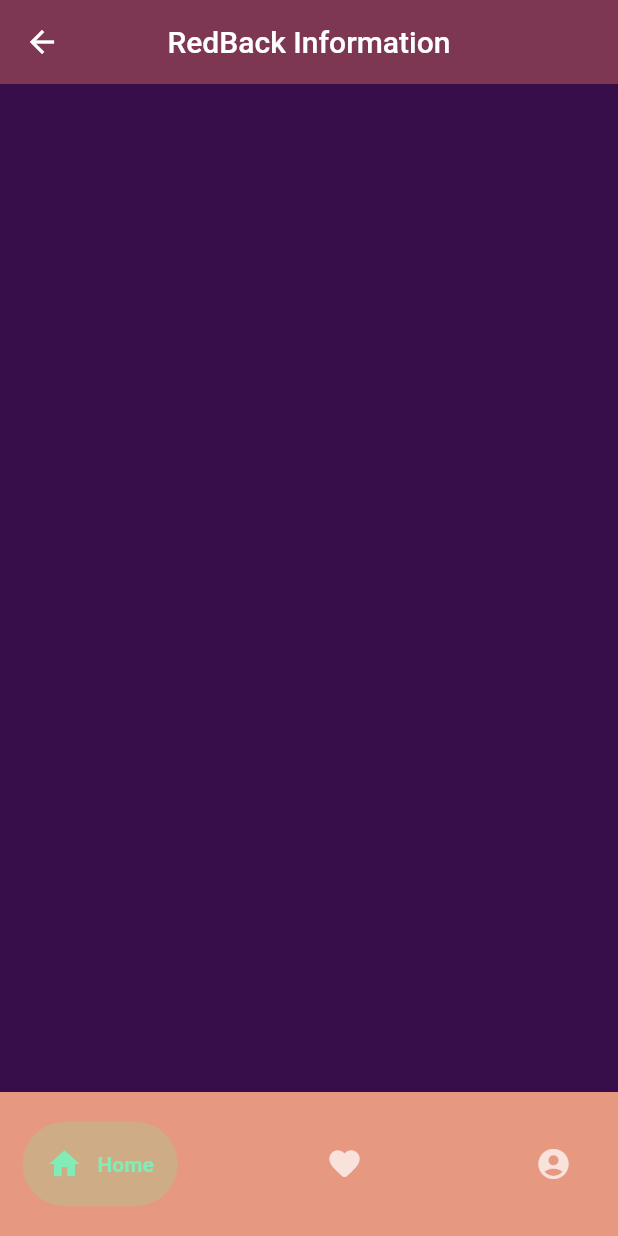
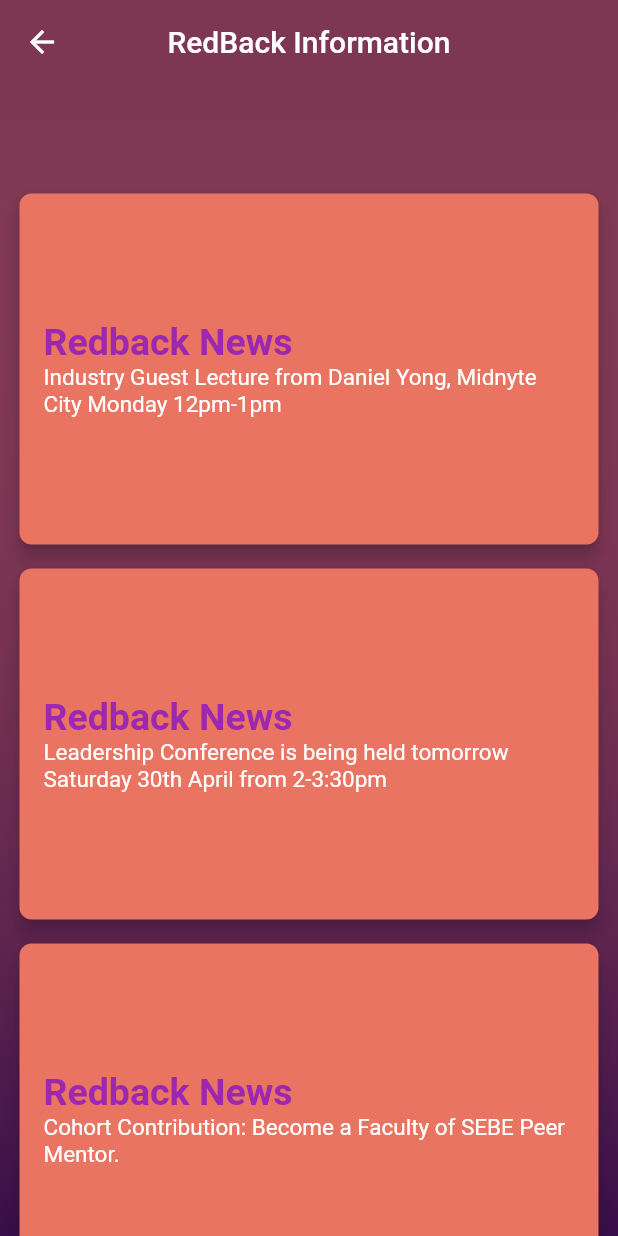
Before and after one commit to therock297/app-frontend, a Flutter app: the InformationPage screen opened directly, on a phone screen of 412 x 824 dp. Run offline on Flutter 3.47's test engine with Material 2 defaults, Android fonts, the phone set to English and light mode, and no system bars; drawn by our look-alikes of google_nav_bar; our stand-ins replace firebase_auth, fl_chart, flutter_dotenv, fluttertoast, shared_preferences; missing offline and left inert: flutter_circular_slider, mqtt_client, qr_code_scanner, sign_button, wheel_slider; accounts and stored records are empty.

Commit message:
created a draft of the news page

```diff
--- a/lib/Home/home_page.dart
+++ b/lib/Home/home_page.dart
@@ -89,7 +89,7 @@ class HomePageState extends State<HomePage> {
         backgroundColor: const Color.fromARGB(255, 104, 75, 182),
         elevation: 0,
         centerTitle: true,
-        title: const Text('R E D B A C Kr'),
+        title: const Text('R E D B A C K'),
       ),
       body: Center(
         // show Future<String> text for username, only shows when username data has been obtained
--- a/lib/Registration/log_in.dart
+++ b/lib/Registration/log_in.dart
@@ -4,6 +4,7 @@ import 'dart:convert';
 
 //import 'dart:ffi';
 //import 'dart:js_util';
+import 'package:firebase_auth/firebase_auth.dart';
 import 'package:flutter/foundation.dart';
 import 'package:flutter/material.dart';
 import 'package:fluttertoast/fluttertoast.dart';
@@ -156,20 +157,24 @@ class _LoginState extends State<Login> {
       child: MaterialButton(
           padding: const EdgeInsets.fromLTRB(20, 15, 20, 15),
           minWidth: MediaQuery.of(context).size.width,
-          onPressed: () async => {
-
-              FirebaseAuth.instance
-                  .signInWithEmailAndPassword(
-                  email: userNameEditingController.text,
-                  password: passwordEditingController.text)
-                  .then((value) {
-          Navigator.of(context).push(MaterialPageRoute(
-          builder: (context) => const SelectWorkout()));
-              }).onError((error, stackTrace) {
-                print("Error ${error.toString()}");
-              }),
-
-              },
+          onPressed: () {
+            Navigator.of(context).push(MaterialPageRoute(
+                builder: (context) => const SelectWorkout()));
+          },
+          // onPressed: () async => {
+          //
+          //     FirebaseAuth.instance
+          //         .signInWithEmailAndPassword(
+          //         email: userNameEditingController.text,
+          //         password: passwordEditingController.text)
+          //         .then((value) {
+          // Navigator.of(context).push(MaterialPageRoute(
+          // builder: (context) => const SelectWorkout()));
+          //     }).onError((error, stackTrace) {
+          //       print("Error ${error.toString()}");
+          //     }),
+          //
+          //     },
           child: const Text(
             "Log In",
             textAlign: TextAlign.center,
--- a/lib/Settings/info_page.dart
+++ b/lib/Settings/info_page.dart
@@ -1,8 +1,59 @@
 import 'package:flutter/material.dart';
 import 'package:google_nav_bar/google_nav_bar.dart';
 
+//This is a mockup list data for demonstration purpose only.
+//Please use back-end code like node js to call the actual one from RedBack operation database.
+List newsList = [
+  {"news": 'Industry Guest Lecture from Daniel Yong, Midnyte City Monday 12pm-1pm', "time": 15},
+  {"news": 'Leadership Conference is being held tomorrow Saturday 30th April from 2-3:30pm', "time": 42},
+  {"news": 'Cohort Contribution: Become a Faculty of SEBE Peer Mentor.', "time": 60},
+  {"news": 'Placeholder', "time": 90},
+  {"news": 'Some more news', "time": 1440},
+];
+
 class InformationPage extends StatelessWidget {
   const InformationPage({Key? key}) : super(key: key);
+
+  Widget getNewsData(context, index) {
+    return Container(
+      padding: const EdgeInsetsDirectional.fromSTEB(8, 8, 8, 8),
+      width: double.infinity,
+      height: 250,
+      child: ElevatedButton(
+        style: ElevatedButton.styleFrom(
+          elevation: 5,
+          backgroundColor: const Color.fromARGB(255, 232, 116, 97),
+          shape: RoundedRectangleBorder(
+            borderRadius: BorderRadius.circular(8.0)
+          )
+        ),
+        onPressed: () {
+          Navigator.of(context).push(MaterialPageRoute(
+              builder: (context) => const InformationPage()));
+        },
+        child: RichText(
+          text: TextSpan(
+            text: "Redback News\n",
+            style: const TextStyle(
+              color: Colors.purple,
+              fontWeight: FontWeight.bold,
+              fontSize: 25,
+            ),
+            children: [
+              TextSpan(
+                text: newsList[index]["news"],
+                style: const TextStyle(
+                  color: Colors.white,
+                  fontWeight: FontWeight.normal,
+                  fontSize: 15,
+                ),
+              )
+            ]
+          )
+        )
+      ),
+    );
+  }
 
   @override
   Widget build(BuildContext context) {
@@ -13,8 +64,8 @@ class InformationPage extends StatelessWidget {
         centerTitle: true,
         title: const Text('RedBack Information'),
       ),
-      body: const DecoratedBox(
-        decoration: BoxDecoration(
+      body: DecoratedBox(
+        decoration: const BoxDecoration(
           gradient: LinearGradient(
             colors: [
               Color.fromARGB(102, 232, 116, 97),
@@ -25,39 +76,47 @@ class InformationPage extends StatelessWidget {
           ),
         ),
         child: Padding(
-          padding: EdgeInsets.only(top: 60.0),
-          child: SingleChildScrollView(
-            // todo something
+          padding: const EdgeInsets.only(top: 60.0),
+          child: SizedBox(
+            width: MediaQuery.of(context).size.width,
+            height: MediaQuery.of(context).size.height,
+            child: ListView.builder(
+              padding: const EdgeInsets.all(5.0),
+              scrollDirection: Axis.vertical,
+              itemCount: newsList.length,
+              itemBuilder: getNewsData
+              )
+            ),
           ),
         ),
-      ),
-      bottomNavigationBar: Container(
-        color: const Color.fromARGB(255, 230, 152, 129),
-        child: const Padding(
-          padding: EdgeInsets.symmetric(horizontal: 15.0, vertical: 20.0),
-          child: GNav(
-              backgroundColor: Color.fromARGB(255, 230, 152, 129),
-              color: Color.fromARGB(183, 255, 255, 255),
-              activeColor: Color.fromARGB(255, 130, 235, 182),
-              tabBackgroundColor: Color.fromARGB(55, 114, 243, 153),
-              gap: 10,
-              padding: EdgeInsets.all(16),
-              tabs: [
-                GButton(
-                  icon: Icons.home,
-                  text: 'Home',
-                ),
-                GButton(
-                  icon: Icons.favorite_rounded,
-                  text: 'Friends',
-                ),
-                GButton(
-                  icon: Icons.account_circle_rounded,
-                  text: 'Profile',
-                ),
-              ]),
-        ),
-      ),
-    );
+      );
+    //   bottomNavigationBar: Container(
+    //     color: const Color.fromARGB(255, 230, 152, 129),
+    //     child: const Padding(
+    //       padding: EdgeInsets.symmetric(horizontal: 15.0, vertical: 20.0),
+    //       child: GNav(
+    //           backgroundColor: Color.fromARGB(255, 230, 152, 129),
+    //           color: Color.fromARGB(183, 255, 255, 255),
+    //           activeColor: Color.fromARGB(255, 130, 235, 182),
+    //           tabBackgroundColor: Color.fromARGB(55, 114, 243, 153),
+    //           gap: 10,
+    //           padding: EdgeInsets.all(16),
+    //           tabs: [
+    //             GButton(
+    //               icon: Icons.home,
+    //               text: 'Home',
+    //             ),
+    //             GButton(
+    //               icon: Icons.favorite_rounded,
+    //               text: 'Friends',
+    //             ),
+    //             GButton(
+    //               icon: Icons.account_circle_rounded,
+    //               text: 'Profile',
+    //             ),
+    //           ]),
+    //     ),
+    //   ),
+    // );
   }
 }
--- a/pubspec.yaml
+++ b/pubspec.yaml
@@ -64,6 +64,7 @@ dependencies:
   sleek_circular_slider: ^2.0.1
   flutter_circular_slider: ^2.5.0
   wheel_slider: ^1.0.0
+  fl_chart: ^0.62.0
 
 dev_dependencies:
   # Package for updating app package name
```
Also changed, not shown: pubspec.lock.
